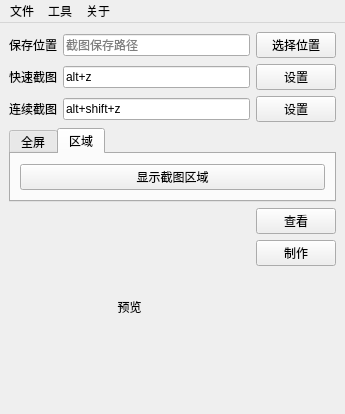
iwxyi/PigeonCapture, file mainwindow.ui: the form before one commit.
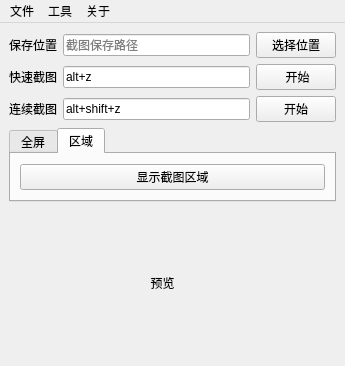
The form after the commit.

```diff
--- a/mainwindow.ui
+++ b/mainwindow.ui
@@ -7,7 +7,7 @@
     <x>0</x>
     <y>0</y>
     <width>345</width>
-    <height>414</height>
+    <height>366</height>
    </rect>
   </property>
   <property name="windowTitle">
@@ -62,7 +62,7 @@
       <item>
        <widget class="QPushButton" name="fastCaptureShortcut">
         <property name="text">
-         <string>设置</string>
+         <string> 开始</string>
         </property>
        </widget>
       </item>
@@ -90,7 +90,7 @@
       <item>
        <widget class="QPushButton" name="serialCaptureShortcut">
         <property name="text">
-         <string>设置</string>
+         <string>开始</string>
         </property>
        </widget>
       </item>
@@ -162,20 +162,6 @@
         <property name="leftMargin">
          <number>0</number>
         </property>
-        <item>
-         <widget class="QPushButton" name="pushButton_3">
-          <property name="text">
-           <string>查看</string>
-          </property>
-         </widget>
-        </item>
-        <item>
-         <widget class="QPushButton" name="pushButton_4">
-          <property name="text">
-           <string>制作</string>
-          </property>
-         </widget>
-        </item>
         <item>
          <spacer name="verticalSpacer">
           <property name="orientation">
```
Left out of the diff: 16 changed lines with no effect on the pictures.
